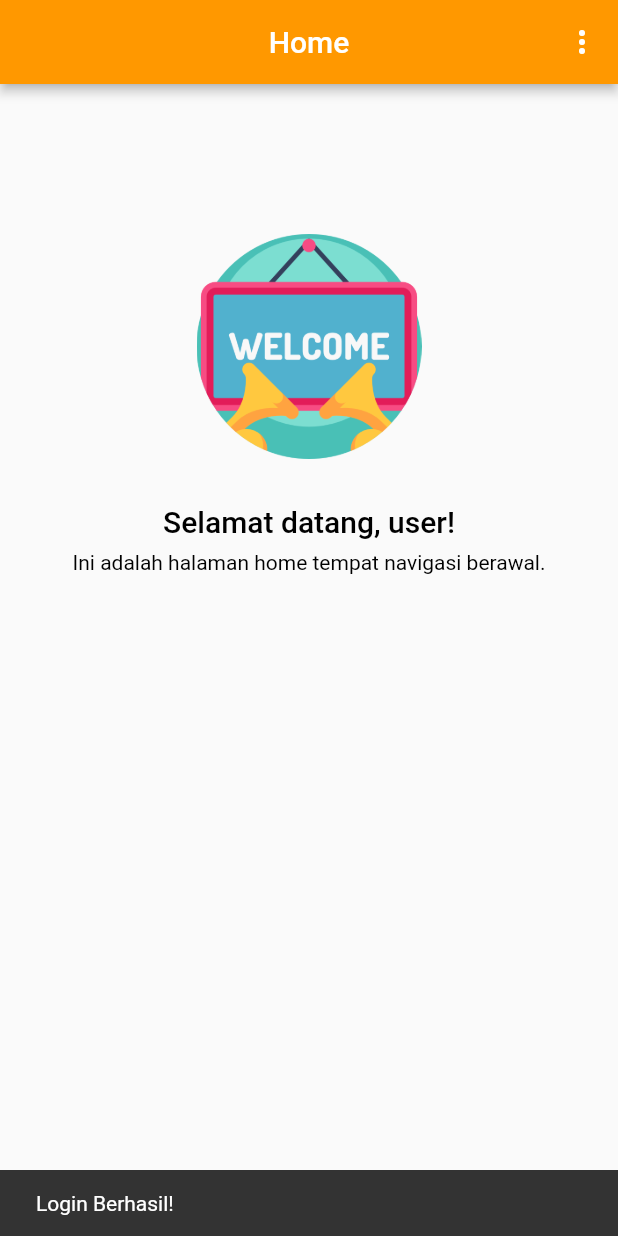
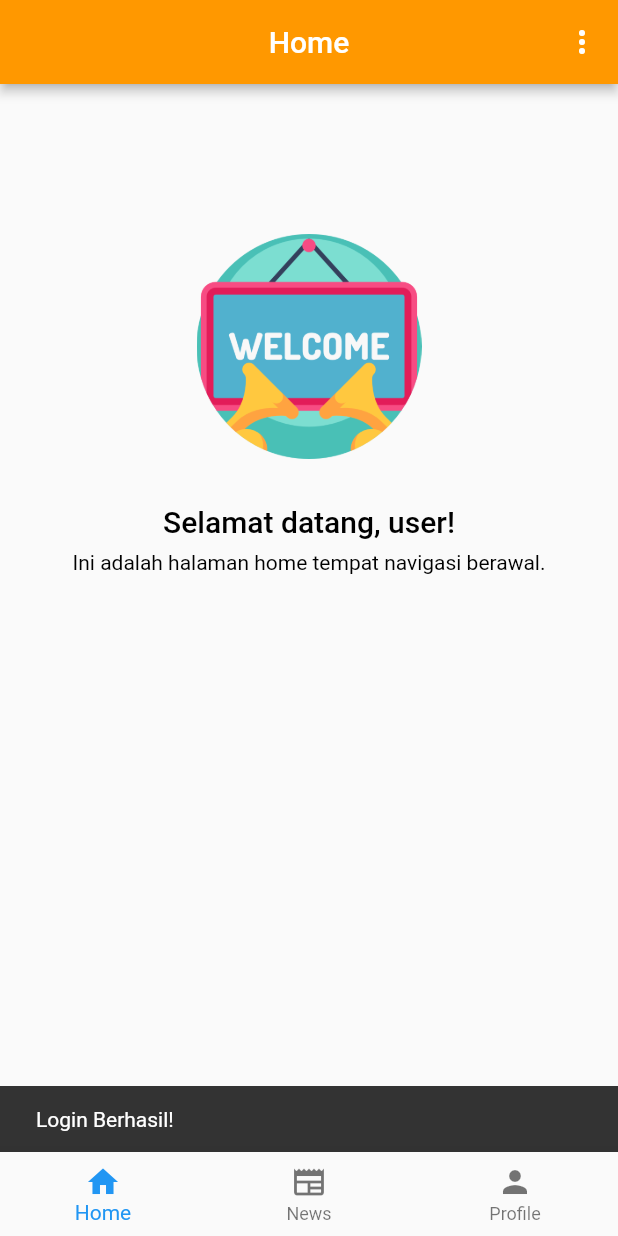
Before and after one commit to ramdannur/mobile-apps-flutter-program, a Flutter app: the screen it shows after launch, after a tap on "Submit", on a phone screen of 412 x 824 dp. Run offline on Flutter 3.47's test engine with Material 2 defaults, Android fonts, the phone set to English and light mode, and no system bars; network calls fail.

Commit message:
Add bottom navigation bar, Add list news column

```diff
--- a/news_app/lib/login/login_screen.dart
+++ b/news_app/lib/login/login_screen.dart
@@ -66,6 +66,6 @@ class _LoginScreenState extends State<LoginScreen> {
     const snackBar = SnackBar(content: Text("Login Berhasil!"));
     ScaffoldMessenger.of(context).showSnackBar(snackBar);
 
-    Navigator.of(context).pushNamedAndRemoveUntil("home", (r) => false);
+    Navigator.of(context).pushNamedAndRemoveUntil("menu", (r) => false);
   }
 }
--- a/news_app/lib/main.dart
+++ b/news_app/lib/main.dart
@@ -1,6 +1,7 @@
 import 'package:flutter/material.dart';
 import 'package:news_app/home/home_screen.dart';
 import 'package:news_app/login/login_screen.dart';
+import 'package:news_app/menu/menu_screen.dart';
 import 'package:news_app/profile/profile_screen.dart';
 import 'package:news_app/splash/splash_screen.dart';
 
@@ -47,6 +48,7 @@ class MyApp extends StatelessWidget {
         'login': (context) => const LoginScreen(),
         'home': (context) => const HomeScreen(),
         'profile': (context) => const ProfileScreen(),
+        'menu': (context) => const MenuScreen(),
       },
     );
   }
--- /dev/null
+++ b/news_app/lib/menu/menu_screen.dart
@@ -0,0 +1,68 @@
+import 'package:flutter/material.dart';
+import 'package:flutter/src/foundation/key.dart';
+import 'package:flutter/src/widgets/framework.dart';
+import 'package:news_app/home/home_screen.dart';
+import 'package:news_app/news/news_screen.dart';
+import 'package:news_app/profile/profile_screen.dart';
+
+class MenuScreen extends StatefulWidget {
+  const MenuScreen({Key? key}) : super(key: key);
+
+  @override
+  State<MenuScreen> createState() => _MenuScreenState();
+}
+
+class _MenuScreenState extends State<MenuScreen> {
+  var listWidget = [
+    const HomeScreen(),
+    const NewsScreen(),
+    const ProfileScreen(),
+  ];
+  int navIndex = 0;
+  final listPopMenu = {'Logout'};
+  @override
+  Widget build(BuildContext context) {
+    return Scaffold(
+      appBar: AppBar(
+        title: const Text("Home"),
+        actions: [
+          PopupMenuButton(
+            onSelected: ((value) {
+              handleClick(context, value);
+            }),
+            itemBuilder: ((context) {
+              return listPopMenu.map((choice) {
+                return PopupMenuItem(value: choice, child: Text(choice));
+              }).toList();
+            }),
+          )
+        ],
+      ),
+      body: listWidget[navIndex],
+      bottomNavigationBar: BottomNavigationBar(
+          onTap: (index) {
+            setState(() {
+              navIndex = index;
+            });
+          },
+          currentIndex: navIndex,
+          items: const [
+            BottomNavigationBarItem(icon: Icon(Icons.home), label: "Home"),
+            BottomNavigationBarItem(icon: Icon(Icons.newspaper), label: "News"),
+            BottomNavigationBarItem(icon: Icon(Icons.person), label: "Profile")
+          ]),
+    );
+  }
+
+  void handleClick(BuildContext context, Object? value) {
+    switch (value) {
+      case 'Logout':
+        const snackBar = SnackBar(content: Text("Logout Berhasil!"));
+        ScaffoldMessenger.of(context).showSnackBar(snackBar);
+
+        Navigator.of(context)
+            .pushNamedAndRemoveUntil('login', (route) => false);
+        break;
+    }
+  }
+}
```
Also changed, not shown: news_app/lib/home/home_screen.dart (+0 -32 lines), news_app/lib/news/news_screen.dart (added, +80 -0 lines), news_app/lib/profile/profile_screen.dart (+0 -10 lines).
